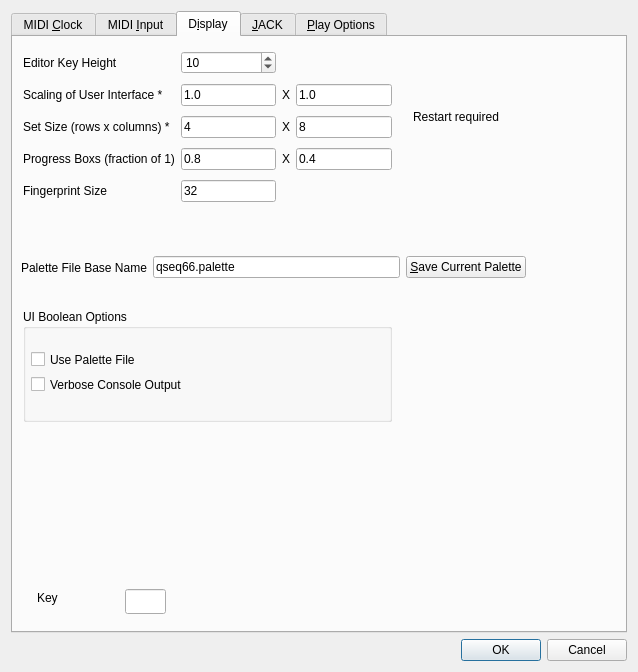
Above: seq_qt5/forms/qseditoptions.ui from ahlstromcj/seq66 before the change. Below: the same form after it.
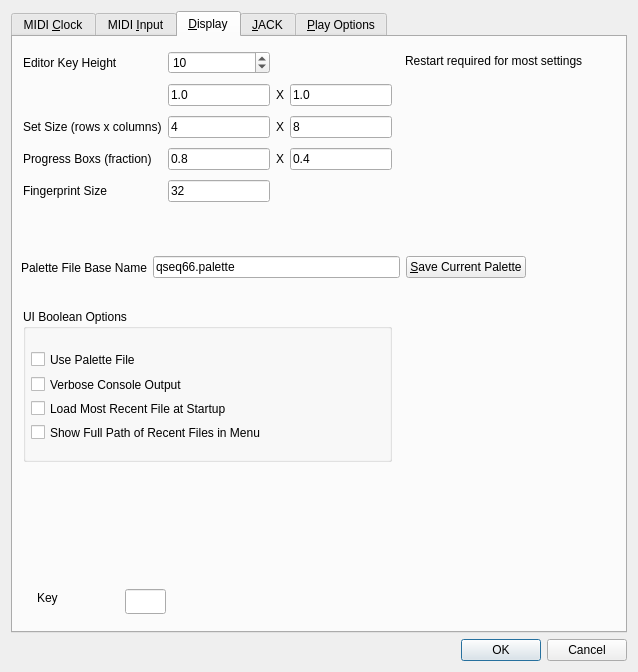
That is the form after the change.

Commit message: Beefed up recent file configuration.

Patch:
```diff
--- a/seq_qt5/forms/qseditoptions.ui
+++ b/seq_qt5/forms/qseditoptions.ui
@@ -388,7 +388,7 @@
        <string>Provides some minor tweaks of the user-interface.  Edit the 'usr' file for far more control over settings.</string>
       </property>
       <attribute name="title">
-       <string>D&amp;isplay</string>
+       <string>&amp;Display</string>
       </attribute>
       <widget class="QGroupBox" name="groupBoxBooleanOptions">
        <property name="geometry">
@@ -396,7 +396,7 @@
          <x>10</x>
          <y>272</y>
          <width>369</width>
-         <height>113</height>
+         <height>153</height>
         </rect>
        </property>
        <property name="title">
@@ -413,7 +413,7 @@
          <rect>
           <x>8</x>
           <y>40</y>
-          <width>161</width>
+          <width>249</width>
           <height>21</height>
          </rect>
         </property>
@@ -433,7 +433,7 @@
          <rect>
           <x>8</x>
           <y>64</y>
-          <width>169</width>
+          <width>249</width>
           <height>23</height>
          </rect>
         </property>
@@ -441,6 +441,38 @@
          <string>Verbose Console Output</string>
         </property>
        </widget>
+       <widget class="QCheckBox" name="checkBoxLoadMostRecent">
+        <property name="geometry">
+         <rect>
+          <x>8</x>
+          <y>88</y>
+          <width>249</width>
+          <height>23</height>
+         </rect>
+        </property>
+        <property name="toolTip">
+         <string>Load the most recent file at startup, if checked.</string>
+        </property>
+        <property name="text">
+         <string>Load Most Recent File at Startup</string>
+        </property>
+       </widget>
+       <widget class="QCheckBox" name="checkBoxShowFullRecentPaths">
+        <property name="geometry">
+         <rect>
+          <x>8</x>
+          <y>112</y>
+          <width>249</width>
+          <height>23</height>
+         </rect>
+        </property>
+        <property name="toolTip">
+         <string>Show the full path to each recent file, if checked.</string>
+        </property>
+        <property name="text">
+         <string>Show Full Path of Recent Files in Menu</string>
+        </property>
+       </widget>
       </widget>
       <widget class="QWidget" name="layoutWidgetGuiOptions">
        <property name="geometry">
@@ -525,20 +557,13 @@
           </property>
          </widget>
         </item>
-        <item row="1" column="0">
-         <widget class="QLabel" name="labelUiScaling">
-          <property name="text">
-           <string>Scaling of User Interface *</string>
-          </property>
-         </widget>
-        </item>
         <item row="2" column="0">
          <widget class="QLabel" name="labelSetSizeRows">
           <property name="enabled">
            <bool>true</bool>
           </property>
           <property name="text">
-           <string>Set Size (rows x columns) *</string>
+           <string>Set Size (rows x columns)</string>
           </property>
          </widget>
         </item>
@@ -561,7 +586,7 @@
            <bool>true</bool>
           </property>
           <property name="text">
-           <string>Progress Boxs (fraction of 1)</string>
+           <string>Progress Boxs (fraction)</string>
           </property>
          </widget>
         </item>
@@ -627,14 +652,14 @@
       <widget class="QLabel" name="labelRestartNeeded">
        <property name="geometry">
         <rect>
-         <x>400</x>
-         <y>72</y>
-         <width>193</width>
+         <x>392</x>
+         <y>16</y>
+         <width>201</width>
          <height>16</height>
         </rect>
        </property>
        <property name="text">
-        <string>Restart required</string>
+        <string>Restart required for most settings</string>
        </property>
       </widget>
       <widget class="QWidget" name="layoutWidgetOp">
```
Left out of the diff: 87 changed lines with no effect on the pictures. The commit also changes 12 other files.
